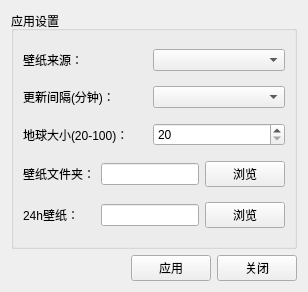
Qt form src/config.ui (Pylogmon/earth_wallpaper) before a commit.
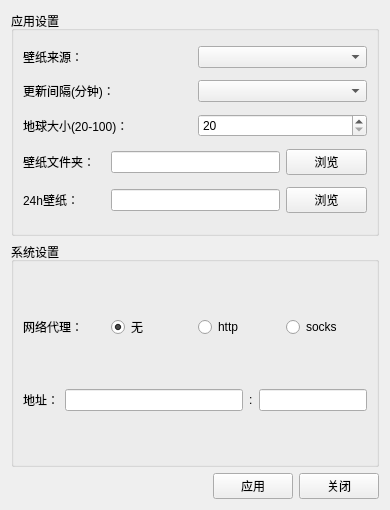
The same form after that commit.

Commit message: feat(config): 添加设置网络代理功能

Diff of the .ui file:
```diff
--- a/src/config.ui
+++ b/src/config.ui
@@ -6,14 +6,14 @@
    <rect>
     <x>0</x>
     <y>0</y>
-    <width>308</width>
-    <height>292</height>
+    <width>390</width>
+    <height>510</height>
    </rect>
   </property>
   <property name="windowTitle">
    <string>设置</string>
   </property>
-  <layout class="QGridLayout" name="gridLayout_2">
+  <layout class="QGridLayout" name="gridLayout_3">
    <item row="0" column="0" colspan="3">
     <widget class="QGroupBox" name="groupBox_2">
      <property name="title">
@@ -113,7 +113,88 @@
      </layout>
     </widget>
    </item>
-   <item row="1" column="0">
+   <item row="1" column="0" colspan="3">
+    <widget class="QGroupBox" name="groupBox">
+     <property name="title">
+      <string>系统设置</string>
+     </property>
+     <layout class="QGridLayout" name="gridLayout_2">
+      <item row="0" column="0">
+       <layout class="QHBoxLayout" name="horizontalLayout_2">
+        <item>
+         <widget class="QLabel" name="label_8">
+          <property name="text">
+           <string>网络代理：</string>
+          </property>
+         </widget>
+        </item>
+        <item>
+         <widget class="QRadioButton" name="proxyNone">
+          <property name="text">
+           <string>无</string>
+          </property>
+          <property name="checked">
+           <bool>true</bool>
+          </property>
+         </widget>
+        </item>
+        <item>
+         <widget class="QRadioButton" name="proxyHttp">
+          <property name="text">
+           <string>http</string>
+          </property>
+         </widget>
+        </item>
+        <item>
+         <widget class="QRadioButton" name="proxySocks">
+          <property name="text">
+           <string>socks</string>
+          </property>
+         </widget>
+        </item>
+       </layout>
+      </item>
+      <item row="1" column="0">
+       <layout class="QHBoxLayout" name="horizontalLayout">
+        <item>
+         <widget class="QLabel" name="label_6">
+          <property name="text">
+           <string>地址：</string>
+          </property>
+         </widget>
+        </item>
+        <item>
+         <widget class="QLineEdit" name="addEdit"/>
+        </item>
+        <item>
+         <widget class="QLabel" name="label_7">
+          <property name="text">
+           <string>:</string>
+          </property>
+         </widget>
+        </item>
+        <item>
+         <widget class="QLineEdit" name="portEdit">
+          <property name="sizePolicy">
+           <sizepolicy hsizetype="Minimum" vsizetype="Fixed">
+            <horstretch>0</horstretch>
+            <verstretch>0</verstretch>
+           </sizepolicy>
+          </property>
+          <property name="minimumSize">
+           <size>
+            <width>20</width>
+            <height>0</height>
+           </size>
+          </property>
+         </widget>
+        </item>
+       </layout>
+      </item>
+     </layout>
+    </widget>
+   </item>
+   <item row="2" column="0">
     <spacer name="horizontalSpacer_2">
      <property name="orientation">
       <enum>Qt::Horizontal</enum>
@@ -126,14 +207,14 @@
      </property>
     </spacer>
    </item>
-   <item row="1" column="1">
+   <item row="2" column="1">
     <widget class="QPushButton" name="apply">
      <property name="text">
       <string>应用</string>
      </property>
     </widget>
    </item>
-   <item row="1" column="2">
+   <item row="2" column="2">
     <widget class="QPushButton" name="close">
      <property name="text">
       <string>关闭</string>
```
The commit also changes 8 other files.
